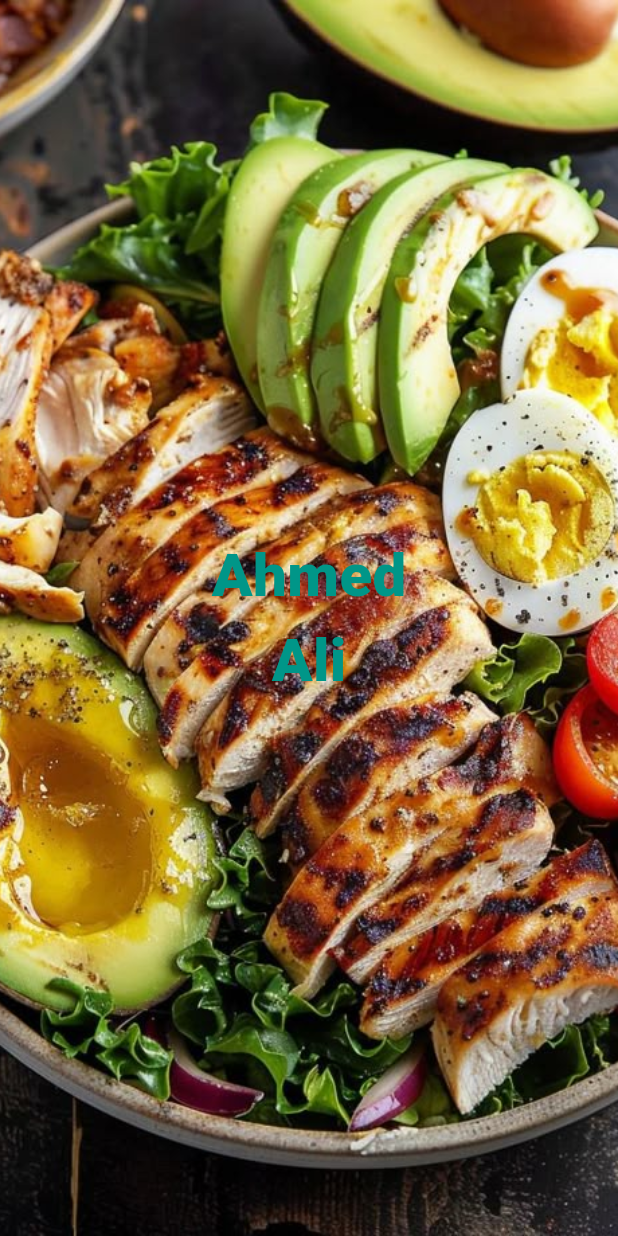
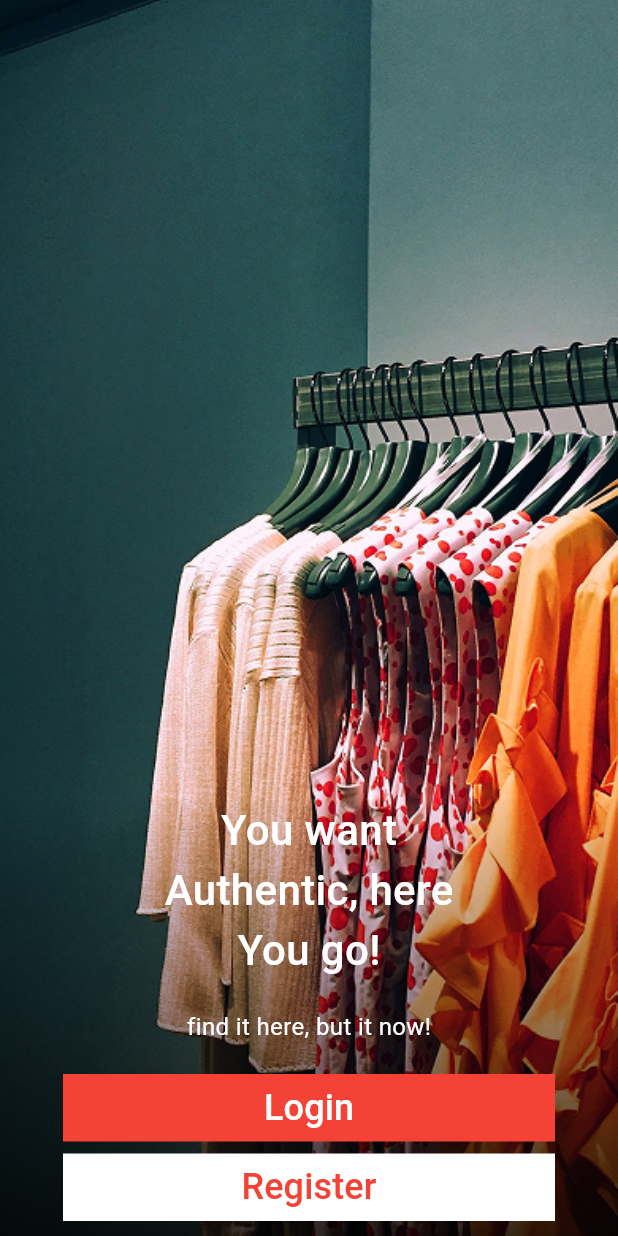
Before and after one commit to ahmedsalem2002m/nti_flutter, a Flutter app: the screen it shows after launch, on a phone screen of 412 x 824 dp. Run offline on Flutter 3.47's test engine with Material 3 defaults, Android fonts, the phone set to English and light mode, and no system bars.

Commit message:
stack (shop app login)

```diff
--- a/lib/main.dart
+++ b/lib/main.dart
@@ -28,47 +28,94 @@ class HomeView extends StatefulWidget {
 }
 
 class _HomeViewState extends State<HomeView> {
-  Map<String, String> countriesCodes = {
-    'Egypt': '+20',
-    'KSA': '+966',
-    'UAE': '+971',
-  };
-  TextEditingController email = TextEditingController();
-  var formKey = GlobalKey<FormState>();
-  String? dropdown;
-
-  bool switchValue = false;
-
   @override
   Widget build(BuildContext context) {
     return Scaffold(
       body: Stack(
-        alignment: Alignment.center,
+        alignment: Alignment.bottomCenter,
         children: [
           SizedBox.expand(
-            child: Image.asset("assets/images/eat.jpg", fit: BoxFit.cover),
+            child: Image.asset(
+              "assets/images/unsplash_fouVDmGXoPI.png",
+              fit: BoxFit.cover,
             ),
-          Column(
-            mainAxisAlignment: MainAxisAlignment.center,
+          ),
+          Container(
+            padding: EdgeInsets.symmetric(horizontal: 42),
+            decoration: BoxDecoration(
+              gradient: LinearGradient(
+                begin: Alignment.bottomCenter,
+                end: Alignment.topCenter,
+                  colors: [
+                Colors.black.withAlpha(200),
+                Colors.black.withAlpha(5),
+              ])
+            ),
+            child: Column(
+              mainAxisSize: MainAxisSize.min,
+              mainAxisAlignment: MainAxisAlignment.end,
               children: [
                 Text(
-                "Ahmed",
+                  "You want",
                   style: TextStyle(
-                  color: Colors.teal,
-                  fontSize: 40,
-                  fontWeight: FontWeight.w900,
+                    color: Colors.white,
+                    fontSize: 28,
+                    fontWeight: FontWeight.w500,
                   ),
                 ),
                 Text(
-                "Ali",
+                  "Authentic, here",
                   style: TextStyle(
-                  color: Colors.teal,
-                  fontSize: 40,
-                  fontWeight: FontWeight.w900,
+                    color: Colors.white,
+                    fontSize: 28,
+                    fontWeight: FontWeight.w500,
                   ),
                 ),
+                Text(
+                  "You go!",
+                  style: TextStyle(
+                    color: Colors.white,
+                    fontSize: 28,
+                    fontWeight: FontWeight.w500,
+                  ),
+                ),
+                SizedBox(height: 20),
+                Text(
+                  "find it here, but it now!",
+                  style: TextStyle(
+                    color: Colors.white,
+                    fontSize: 16,
+                    fontWeight: FontWeight.w400,
+                  ),
+                ),
+                SizedBox(height: 20),
+                Container(
+                  width: double.infinity,
+                  height: 45,
+                  color: Colors.red,
+                  child: MaterialButton(onPressed: (){
 
+                  },
+                  child: Text(
+                    "Login",
+                    style: TextStyle(fontSize: 24, color: Colors.white),
+                  ),),
+                ),
+                SizedBox(height: 8,),
+                Container(
+                  width: double.infinity,
+                  height: 45,
+                  color: Colors.white,
+                  child: MaterialButton(onPressed: (){
+                  },
+                  child: Text(
+                    "Register",
+                    style: TextStyle(fontSize: 24, color: Colors.red),
+                  ),),
+                ),
+                SizedBox(height: 10,)
               ],
+            ),
           ),
         ],
       ),
```
Also changed, not shown: assets/images/unsplash_fouVDmGXoPI.png (added). Lines whose indentation alone changed are shown as unchanged.
